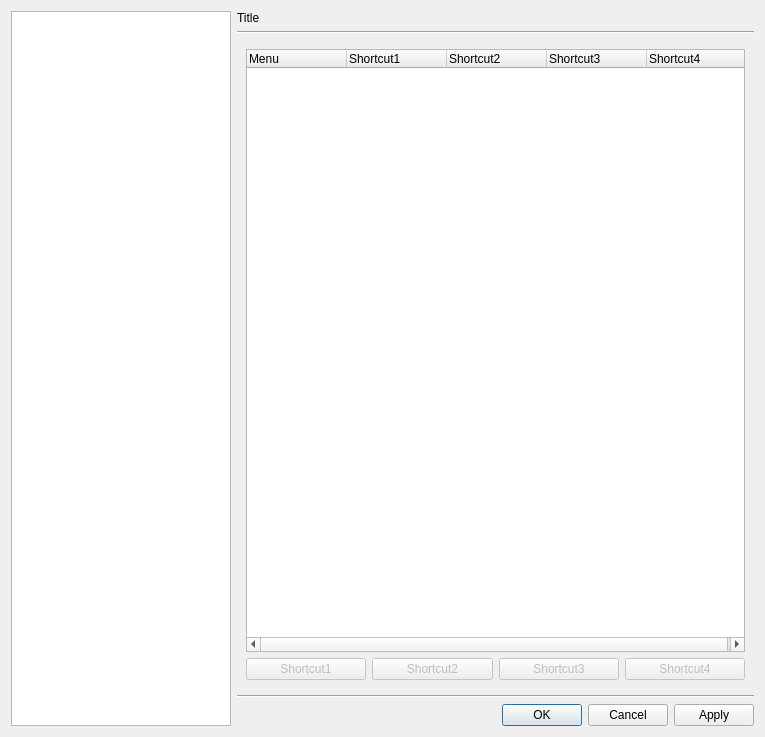
Above: src/cmplayer/ui/prefdialog.ui from bylee20/bomi before the change. Below: the same form after it.
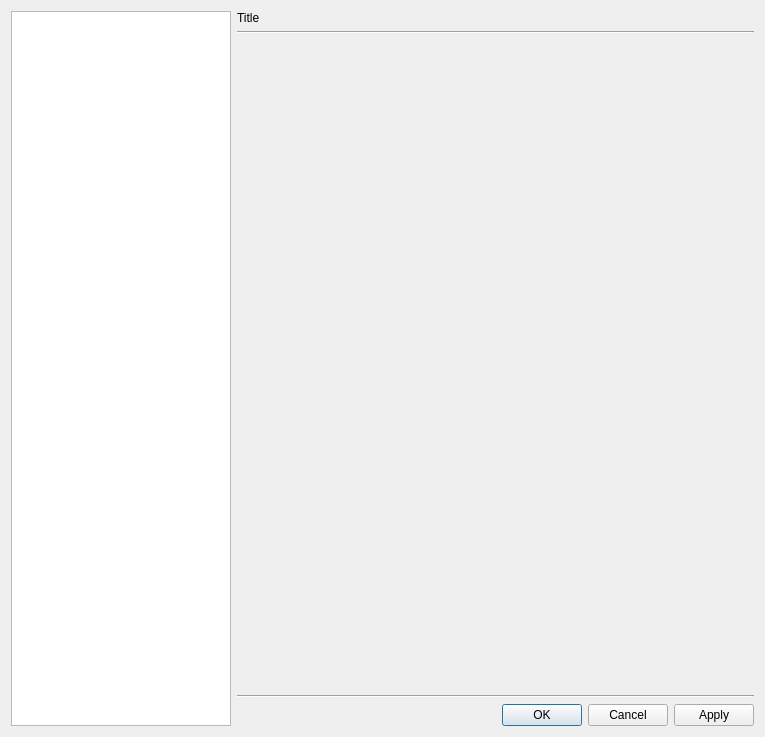
That is the form after the change. Icons and pictures are not drawn. Custom widgets are drawn as their Qt base class.

Commit message: add simple skin recover functionality of subtitle parser

```diff
--- a/src/cmplayer/ui/prefdialog.ui
+++ b/src/cmplayer/ui/prefdialog.ui
@@ -69,7 +69,7 @@
      <item>
       <widget class="QStackedWidget" name="stack">
        <property name="currentIndex">
-        <number>6</number>
+        <number>9</number>
        </property>
        <widget class="QWidget" name="playback">
         <property name="name" stdset="0">
@@ -2326,6 +2326,7 @@
          </item>
         </layout>
        </widget>
+       <widget class="QWidget" name="ui_skin"/>
       </widget>
      </item>
      <item>
```
Left out of the diff: 6 changed lines with no effect on the pictures. The commit also changes 21 other files.
